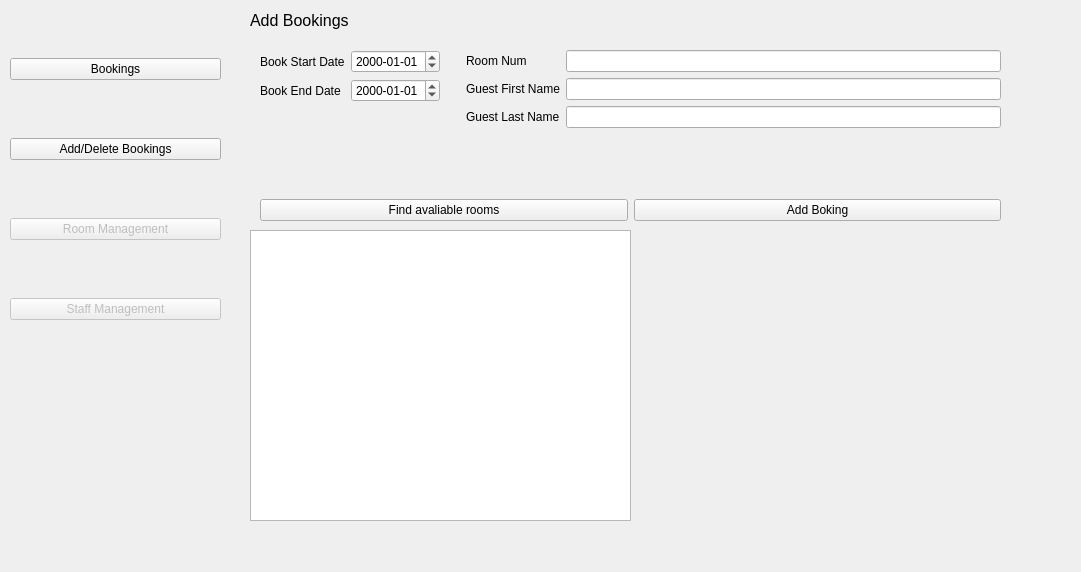
Before: the Qt Designer form main_window.ui in Yuting-H/LiteStay, drawn with Qt 5.
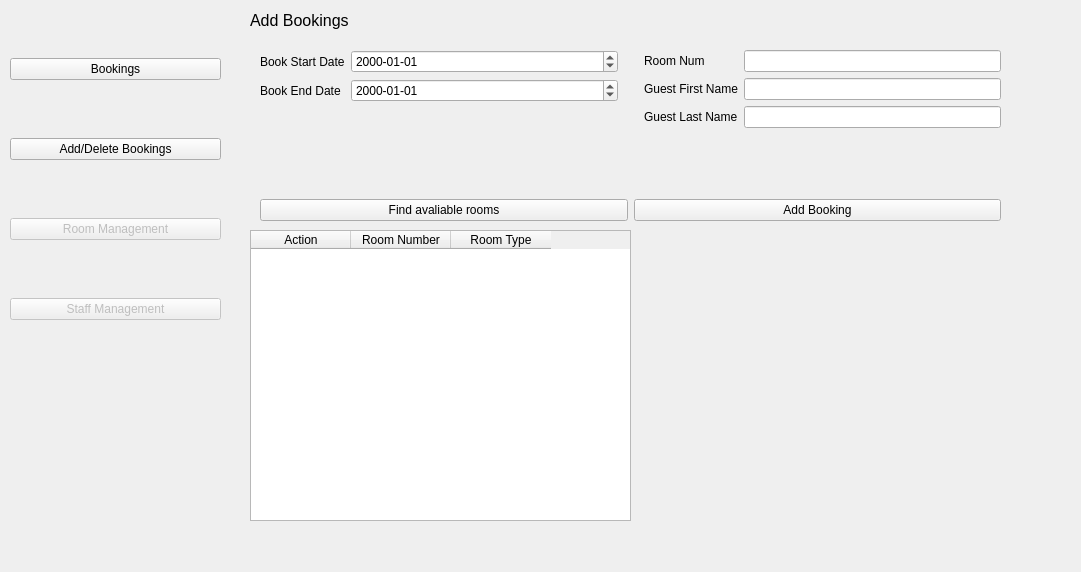
After: the same form once the commit is applied. The open tabs and pages were chosen to show the change.

Commit message: find availability works

The edit to the form file:
```diff
--- a/main_window.ui
+++ b/main_window.ui
@@ -387,6 +387,12 @@
          </item>
          <item row="1" column="1">
           <widget class="QDateEdit" name="add_booking_end_date_input">
+           <property name="sizePolicy">
+            <sizepolicy hsizetype="MinimumExpanding" vsizetype="Fixed">
+             <horstretch>0</horstretch>
+             <verstretch>0</verstretch>
+            </sizepolicy>
+           </property>
            <property name="displayFormat">
             <string>yyyy-MM-dd</string>
            </property>
@@ -474,7 +480,7 @@
        <item>
         <widget class="QPushButton" name="add_booking">
          <property name="text">
-          <string>Add Boking</string>
+          <string>Add Booking</string>
          </property>
         </widget>
        </item>
@@ -489,6 +495,21 @@
         <height>291</height>
        </rect>
       </property>
+      <column>
+       <property name="text">
+        <string>Action</string>
+       </property>
+      </column>
+      <column>
+       <property name="text">
+        <string>Room Number</string>
+       </property>
+      </column>
+      <column>
+       <property name="text">
+        <string>Room Type</string>
+       </property>
+      </column>
      </widget>
     </widget>
     <widget class="QWidget" name="room_page">
```
Left out of the diff: 25 changed lines with no effect on the pictures. The commit also changes 2 other files.
